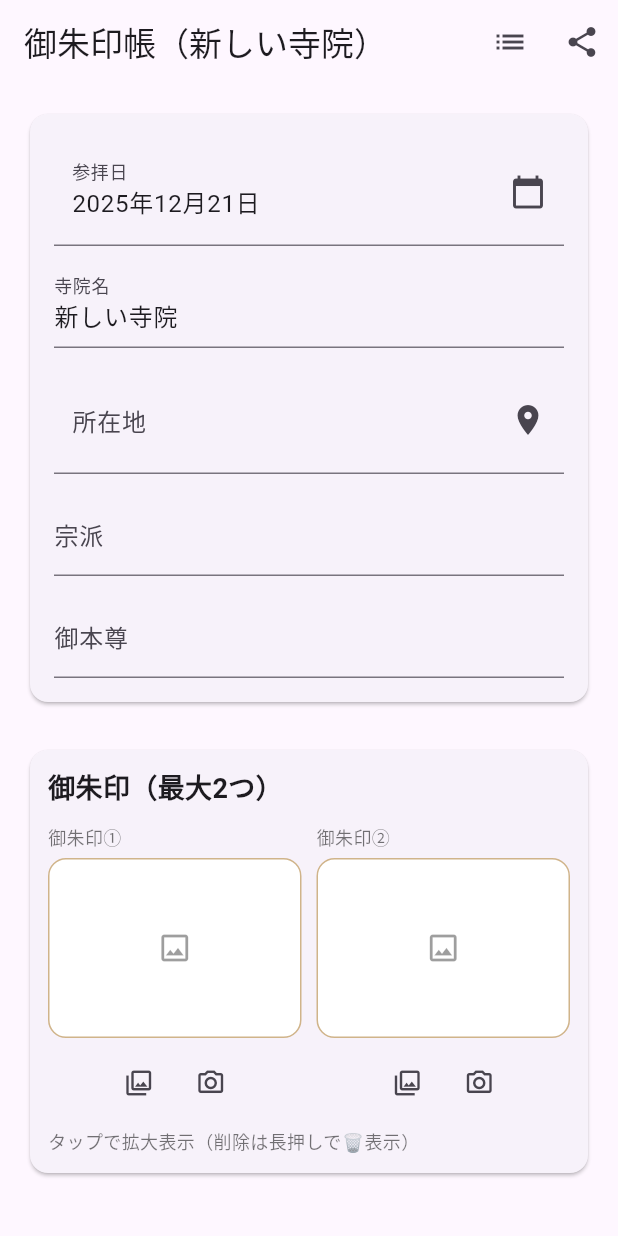
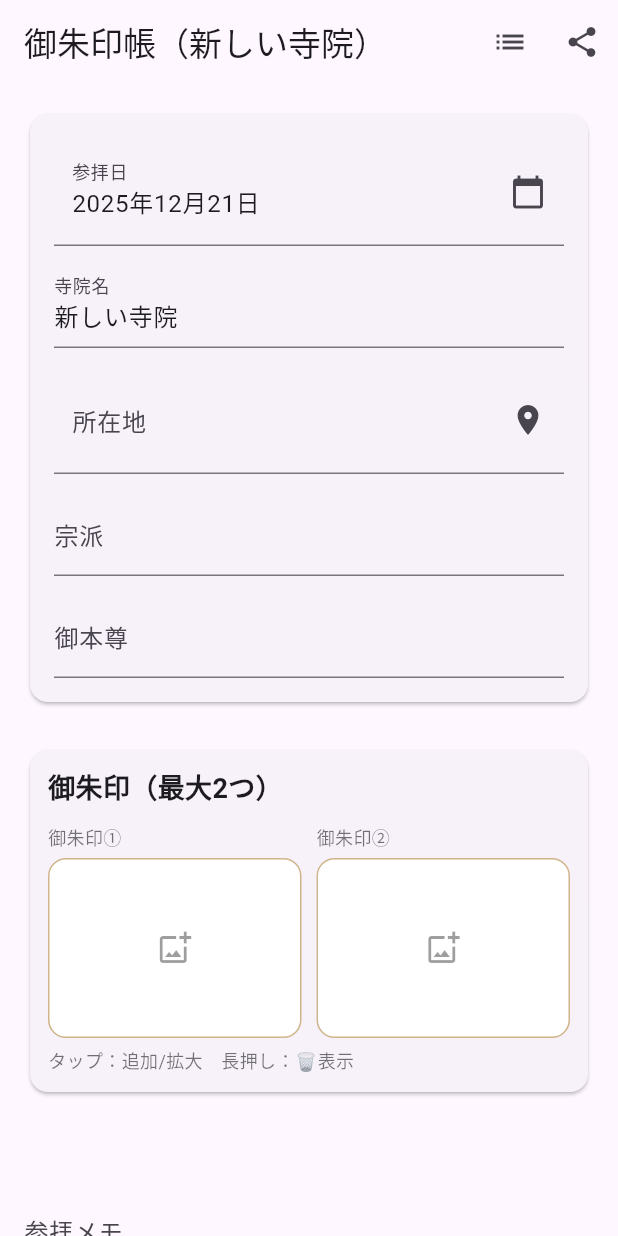
Before and after one commit to rikarika66/test, a Flutter app: the BookPage screen opened directly with empty values, on a phone screen of 412 x 824 dp. Run offline on Flutter 3.47's test engine with Material 3 defaults, Android fonts, the phone set to English and light mode, and no system bars; our stand-ins replace file_picker, image_picker, share_plus, shared_preferences; accounts and stored records are empty.

Commit message:
Daily update

```diff
--- a/lib/book.dart
+++ b/lib/book.dart
@@ -337,6 +337,36 @@ class _BookPageState extends State<BookPage> {
     );
   }
 
+  /// 画像が空のとき：タップで「写真ライブラリ / カメラ」を選ばせる（元の操作感に戻す）
+  Future<void> _chooseGoshuinSource(int slot) async {
+    final result = await showModalBottomSheet<String>(
+      context: context,
+      builder: (_) => SafeArea(
+        child: Column(
+          mainAxisSize: MainAxisSize.min,
+          children: [
+            ListTile(
+              leading: const Icon(Icons.photo_library_outlined),
+              title: const Text('写真ライブラリ'),
+              onTap: () => Navigator.pop(context, 'gallery'),
+            ),
+            ListTile(
+              leading: const Icon(Icons.photo_camera_outlined),
+              title: const Text('カメラ'),
+              onTap: () => Navigator.pop(context, 'camera'),
+            ),
+          ],
+        ),
+      ),
+    );
+
+    if (result == 'gallery') {
+      await _setGoshuinFromGallery(slot);
+    } else if (result == 'camera') {
+      await _setGoshuinFromCamera(slot);
+    }
+  }
+
   // ---------- 御朱印：長押しで🗑️表示（カード内右上） ----------
   void _showGoshuinTrash(int slot) {
     final has = _getSlot(slot).isNotEmpty;
@@ -399,13 +429,21 @@ class _BookPageState extends State<BookPage> {
         const SizedBox(height: 6),
         GestureDetector(
           onLongPress: has ? () => _showGoshuinTrash(slot) : null,
-          onTap: () {
-            // 🗑️表示中は、まず閉じる（誤タップで拡大しない）
+          onTap: () async {
+            // 🗑️表示中はまず閉じる（誤タップで拡大/追加が走らないように）
             if (_goshuinTrashSlot != null) {
               _hideGoshuinTrash();
               return;
             }
+
+            // 元の操作感：
+            // - 画像あり：拡大表示
+            // - 画像なし：ライブラリ/カメラ選択
+            if (has) {
               _openGoshuinViewer(slot);
+            } else {
+              await _chooseGoshuinSource(slot);
+            }
           },
           child: Stack(
             children: [
@@ -422,8 +460,8 @@ class _BookPageState extends State<BookPage> {
                         child: Image.memory(bytes, fit: BoxFit.cover),
                       )
                     : const Center(
-                        child:
-                            Icon(Icons.image_outlined, color: Colors.black38),
+                        child: Icon(Icons.add_photo_alternate_outlined,
+                            color: Colors.black38),
                       ),
               ),
 
@@ -459,28 +497,6 @@ class _BookPageState extends State<BookPage> {
                 ),
             ],
           ),
-        ),
-        const SizedBox(height: 6),
-
-        // ★アイコン多すぎ問題対策：削除アイコンは出さない（長押し削除に統一）
-        Row(
-          mainAxisAlignment: MainAxisAlignment.center,
-          children: [
-            IconButton(
-              tooltip: '選ぶ',
-              icon: const Icon(Icons.photo_library_outlined, size: 20),
-              onPressed: _goshuinTrashSlot != null
-                  ? null
-                  : () => _setGoshuinFromGallery(slot),
-            ),
-            IconButton(
-              tooltip: '撮る',
-              icon: const Icon(Icons.photo_camera_outlined, size: 20),
-              onPressed: _goshuinTrashSlot != null
-                  ? null
-                  : () => _setGoshuinFromCamera(slot),
-            ),
-          ],
         ),
       ],
     );
@@ -614,7 +630,18 @@ class _BookPageState extends State<BookPage> {
       ),
       body: Stack(
         children: [
-          SingleChildScrollView(
+          // スクロールしたら🗑️を閉じる（誤操作防止）
+          NotificationListener<ScrollNotification>(
+            onNotification: (n) {
+              if (_goshuinTrashSlot != null &&
+                  (n is ScrollStartNotification ||
+                      n is UserScrollNotification ||
+                      n is ScrollUpdateNotification)) {
+                _hideGoshuinTrash();
+              }
+              return false;
+            },
+            child: SingleChildScrollView(
               padding: const EdgeInsets.all(16),
               child: Column(
                 crossAxisAlignment: CrossAxisAlignment.start,
@@ -632,7 +659,8 @@ class _BookPageState extends State<BookPage> {
                             decoration: const InputDecoration(
                               labelText: '参拝日',
                               suffixIcon: Icon(Icons.calendar_today),
-                            contentPadding: EdgeInsets.fromLTRB(12, 16, 48, 16),
+                              contentPadding:
+                                  EdgeInsets.fromLTRB(12, 16, 48, 16),
                             ),
                           ),
                           const SizedBox(height: 12),
@@ -682,8 +710,8 @@ class _BookPageState extends State<BookPage> {
                         crossAxisAlignment: CrossAxisAlignment.start,
                         children: [
                           Row(
-                          children: [
-                            const Expanded(
+                            children: const [
+                              Expanded(
                                 child: Text(
                                   '御朱印（最大2つ）',
                                   style: TextStyle(
@@ -706,8 +734,9 @@ class _BookPageState extends State<BookPage> {
                           ),
                           const SizedBox(height: 6),
                           const Text(
-                          'タップで拡大表示（削除は長押しで🗑️表示）',
-                          style: TextStyle(color: Colors.black54, fontSize: 12),
+                            'タップ：追加/拡大　長押し：🗑️表示',
+                            style:
+                                TextStyle(color: Colors.black54, fontSize: 12),
                           ),
                         ],
                       ),
@@ -806,8 +835,8 @@ class _BookPageState extends State<BookPage> {
                               Container(
                                 decoration: BoxDecoration(
                                   borderRadius: BorderRadius.circular(12),
-                                border:
-                                    Border.all(color: const Color(0xFFD0B48A)),
+                                  border: Border.all(
+                                      color: const Color(0xFFD0B48A)),
                                 ),
                                 child: ClipRRect(
                                   borderRadius: BorderRadius.circular(11),
@@ -857,6 +886,7 @@ class _BookPageState extends State<BookPage> {
                 ],
               ),
             ),
+          ),
 
           // 左端：前の寺院
           Positioned(
@@ -879,15 +909,6 @@ class _BookPageState extends State<BookPage> {
             child: GestureDetector(
               behavior: HitTestBehavior.translucent,
               onTap: _canGoNext ? _goNext : null,
-            ),
-          ),
-
-          // 🗑️表示中：どこかをタップしたら閉じる（エッジ操作も無効化）
-          if (_goshuinTrashSlot != null)
-            Positioned.fill(
-              child: GestureDetector(
-                behavior: HitTestBehavior.translucent,
-                onTap: _hideGoshuinTrash,
             ),
           ),
         ],
```
Also changed, not shown: docs/assets/fonts/MaterialIcons-Regular.otf, 3 other files. Lines whose indentation alone changed are shown as unchanged.
